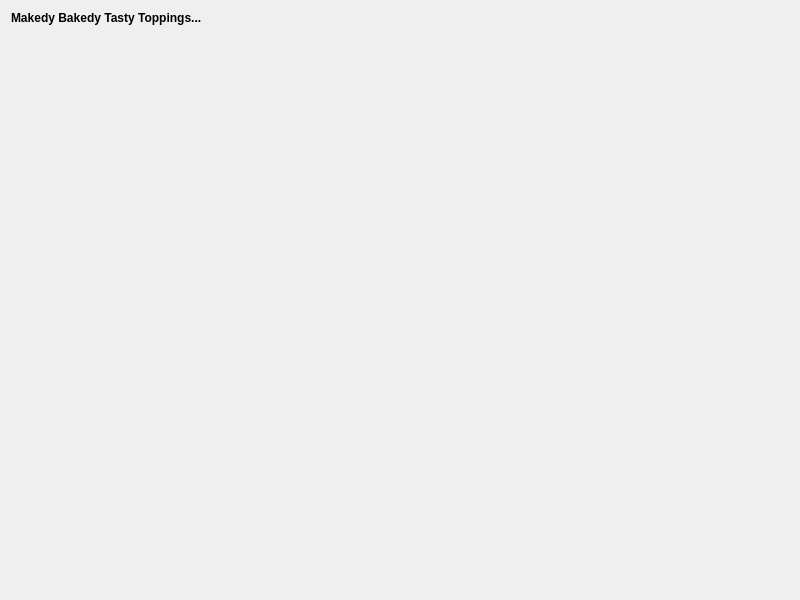
Before: the Qt Designer form QgisModelBaker/ui/toppingmaker_wizard/layers.ui in opengisch/QgisModelBaker, drawn with Qt 5.
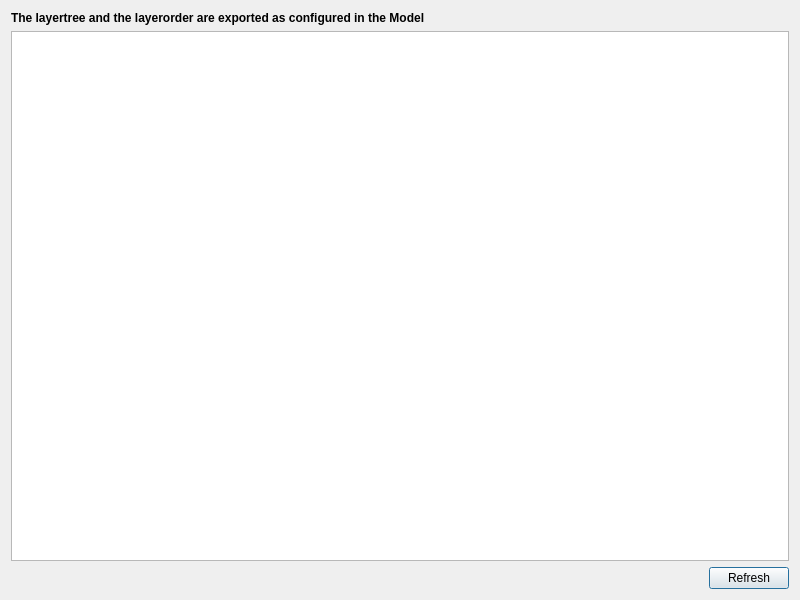
After: the same form once the commit is applied.

Commit message:
toppingmaker wizard - structure and implementing pages unfinished layers, referencedata and generation done as a prototype target and models
models model had to be extended, so changes as well in validate and workflow wizard

Patch:
```diff
--- a/QgisModelBaker/ui/toppingmaker_wizard/layers.ui
+++ b/QgisModelBaker/ui/toppingmaker_wizard/layers.ui
@@ -14,20 +14,7 @@
    <string>Select Files</string>
   </property>
   <layout class="QGridLayout" name="gridLayout">
-   <item row="2" column="0">
-    <spacer name="verticalSpacer">
-     <property name="orientation">
-      <enum>Qt::Vertical</enum>
-     </property>
-     <property name="sizeHint" stdset="0">
-      <size>
-       <width>20</width>
-       <height>40</height>
-      </size>
-     </property>
-    </spacer>
-   </item>
-   <item row="0" column="0">
+   <item row="0" column="0" colspan="2">
     <widget class="QLabel" name="description">
      <property name="minimumSize">
       <size>
@@ -42,7 +29,7 @@
       </font>
      </property>
      <property name="text">
-      <string>Makedy Bakedy Tasty Toppings...</string>
+      <string>The layertree and the layerorder are exported as configured in the Model </string>
      </property>
      <property name="alignment">
       <set>Qt::AlignLeading|Qt::AlignLeft|Qt::AlignTop</set>
@@ -52,6 +39,33 @@
      </property>
     </widget>
    </item>
+   <item row="1" column="0" colspan="2">
+    <widget class="QTableView" name="layer_table_view">
+     <property name="sortingEnabled">
+      <bool>true</bool>
+     </property>
+    </widget>
+   </item>
+   <item row="2" column="0">
+    <spacer name="horizontalSpacer">
+     <property name="orientation">
+      <enum>Qt::Horizontal</enum>
+     </property>
+     <property name="sizeHint" stdset="0">
+      <size>
+       <width>693</width>
+       <height>20</height>
+      </size>
+     </property>
+    </spacer>
+   </item>
+   <item row="2" column="1">
+    <widget class="QPushButton" name="refresh_button">
+     <property name="text">
+      <string>Refresh</string>
+     </property>
+    </widget>
+   </item>
   </layout>
  </widget>
  <resources/>
```
The commit also changes 9 other files.
